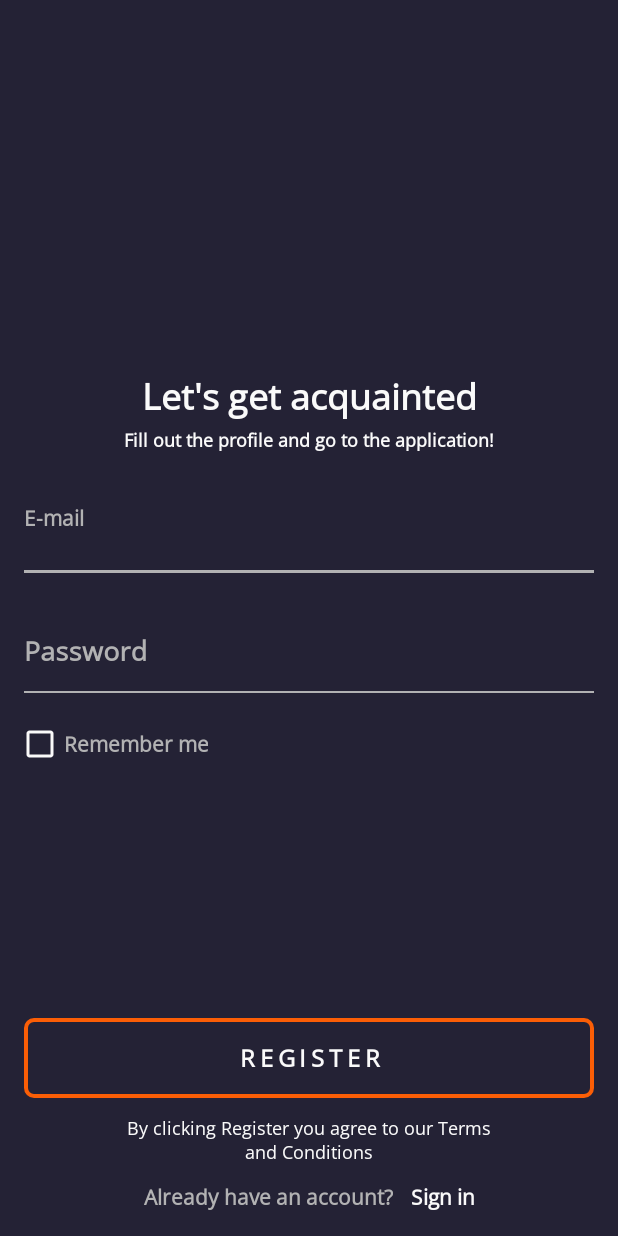
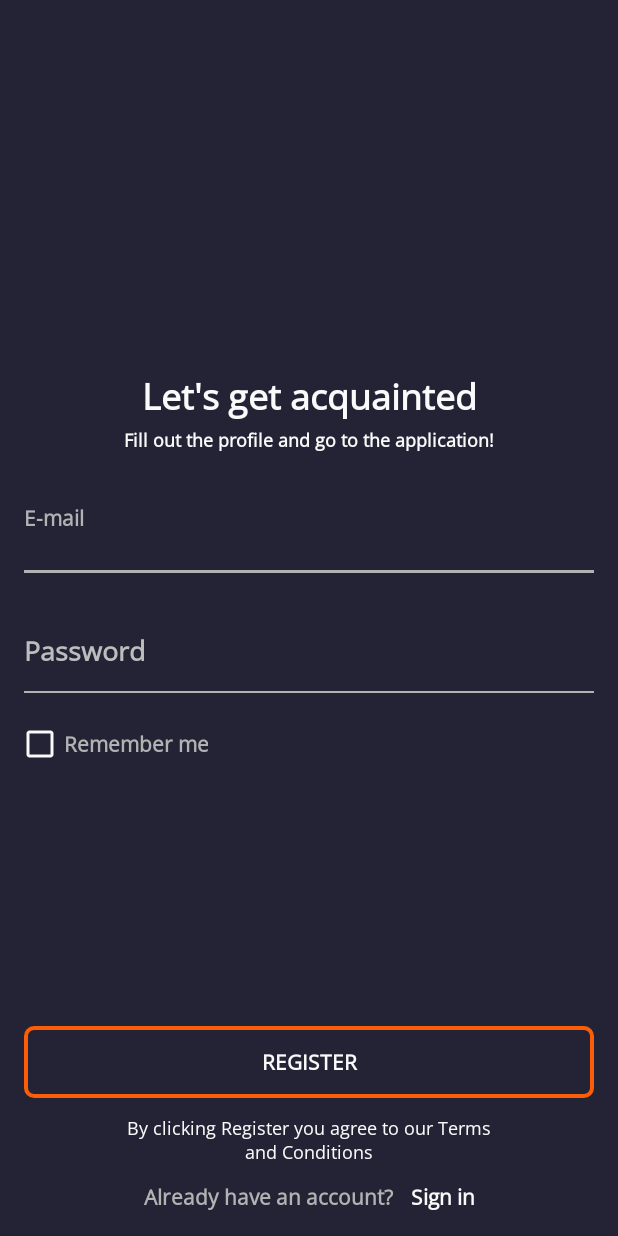
Before and after one commit to oprotsenko/MyProfile, an Android app: the screen it shows after launch (AuthActivity), on a phone screen of 412 x 824 dp. Run offline under Robolectric (Android 15) with nearby library versions, the phone set to English and light mode, and no system bars.

Commit message:
first review

```diff
--- a/app/src/main/java/com/protsolo/AuthActivity.kt
+++ b/app/src/main/java/com/protsolo/AuthActivity.kt
@@ -26,7 +26,7 @@ class AuthActivity : AppCompatActivity() {
 
     private fun setListeners() {
         binding.apply {
-            textInputLayoutEmail.editText?.doOnTextChanged { text, start, before, count ->
+            editTextEmailAddressField.doOnTextChanged { text, start, before, count ->
                 if (validMail(text)) {
                     textInputLayoutEmail.isErrorEnabled = false
                 } else {
@@ -40,8 +40,10 @@ class AuthActivity : AppCompatActivity() {
             }
             editTextPasswordField.doOnTextChanged { text, start, before, count ->
                 if (validPassword(text)) {
+                    textInputLayoutPassword.isErrorEnabled = false
                 } else {
-                    editTextPasswordField.error = "Use at last 8 symbols"
+                    textInputLayoutPassword.error = "Use at last 8 symbols"
+                    textInputLayoutPassword.isErrorEnabled = true
                 }
                 buttonRegister.isEnabled =
                     validMail(textInputLayoutEmail.editText!!.text) && validPassword(
--- a/app/src/main/res/layout/activity_auth.xml
+++ b/app/src/main/res/layout/activity_auth.xml
@@ -26,8 +26,6 @@
         <androidx.appcompat.widget.AppCompatTextView
             android:id="@+id/textViewTitle"
             style="@style/Text"
-            android:layout_width="wrap_content"
-            android:layout_height="wrap_content"
             android:text="@string/register_invitation"
             android:textSize="@dimen/h1"
             app:layout_constraintEnd_toEndOf="parent"
@@ -37,8 +35,6 @@
         <androidx.appcompat.widget.AppCompatTextView
             android:id="@+id/textViewFillOutDescription"
             style="@style/Text"
-            android:layout_width="wrap_content"
-            android:layout_height="wrap_content"
             android:layout_marginTop="4dp"
             android:layout_marginBottom="@dimen/between_elements_margin"
             android:text="@string/fill_out_description"
@@ -48,42 +44,17 @@
             app:layout_constraintTop_toBottomOf="@+id/textViewTitle" />
 
         <com.google.android.material.textfield.TextInputLayout
+            style="@style/TextInputLayout"
             android:id="@+id/textInputLayoutEmail"
-            android:layout_width="match_parent"
-            android:layout_height="wrap_content"
-            android:layout_marginTop="24dp"
-            android:layout_marginBottom="@dimen/between_elements_margin"
-            android:baselineAligned="false"
-            android:textAlignment="textStart"
-            android:textColorHint="@color/light_gray_text"
-            android:textSize="@dimen/h3"
-            app:boxBackgroundColor="@color/light_gray_text"
-            app:boxBackgroundMode="filled"
-            app:boxStrokeColor="@color/light_gray_text"
-            app:boxStrokeErrorColor="@color/light_gray_text"
-            app:boxStrokeWidth="1.5dp"
-            app:errorEnabled="false"
-            app:errorTextColor="@color/error_color"
-            app:hintAnimationEnabled="false"
-            app:hintTextAppearance="@style/TextAppearance.AppCompat.Small"
             app:layout_constraintEnd_toEndOf="parent"
             app:layout_constraintStart_toStartOf="parent"
             app:layout_constraintTop_toBottomOf="@+id/textViewFillOutDescription">
 
             <com.google.android.material.textfield.TextInputEditText
                 android:id="@+id/editTextEmailAddressField"
-                style="@style/Text"
-                android:layout_width="match_parent"
-                android:layout_height="match_parent"
-                android:background="@color/main_blue_color"
-                android:ems="10"
-                android:foregroundTint="@color/light_gray_text"
+                style="@style/EditTextField"
                 android:hint="@string/email"
                 android:inputType="textEmailAddress"
-                android:paddingStart="0dp"
-                android:textAlignment="textStart"
-                android:textColorHint="@color/light_gray_text"
-                android:textSize="@dimen/h2"
                 app:layout_constraintEnd_toEndOf="parent"
                 app:layout_constraintStart_toStartOf="parent"
                 app:layout_constraintTop_toTopOf="parent"
@@ -91,42 +62,17 @@
         </com.google.android.material.textfield.TextInputLayout>
 
         <com.google.android.material.textfield.TextInputLayout
+            style="@style/TextInputLayout"
             android:id="@+id/textInputLayoutPassword"
-            android:layout_width="match_parent"
-            android:layout_height="wrap_content"
-            android:layout_marginTop="24dp"
-            android:layout_marginBottom="@dimen/between_elements_margin"
-            android:baselineAligned="false"
-            android:textAlignment="textStart"
-            android:textColorHint="@color/light_gray_text"
-            android:textSize="@dimen/h3"
-            app:boxBackgroundColor="@color/light_gray_text"
-            app:boxBackgroundMode="filled"
-            app:boxStrokeColor="@color/light_gray_text"
-            app:boxStrokeErrorColor="@color/light_gray_text"
-            app:boxStrokeWidth="1.5dp"
-            app:errorEnabled="false"
-            app:errorTextColor="@color/error_color"
-            app:hintAnimationEnabled="false"
-            app:hintTextAppearance="@style/TextAppearance.AppCompat.Small"
             app:layout_constraintEnd_toEndOf="parent"
             app:layout_constraintStart_toStartOf="parent"
             app:layout_constraintTop_toBottomOf="@id/textInputLayoutEmail">
 
             <com.google.android.material.textfield.TextInputEditText
                 android:id="@+id/editTextPasswordField"
-                style="@style/Text"
-                android:layout_width="match_parent"
-                android:layout_height="match_parent"
-                android:background="@color/main_blue_color"
-                android:ems="10"
-                android:foregroundTint="@color/light_gray_text"
+                style="@style/EditTextField"
                 android:hint="@string/password"
                 android:inputType="textEmailAddress"
-                android:paddingStart="0dp"
-                android:textAlignment="textStart"
-                android:textColorHint="@color/light_gray_text"
-                android:textSize="@dimen/h2"
                 app:layout_constraintEnd_toEndOf="parent"
                 app:layout_constraintStart_toStartOf="parent"
                 app:layout_constraintTop_toTopOf="parent"
--- a/app/src/main/res/values/dimen.xml
+++ b/app/src/main/res/values/dimen.xml
@@ -12,5 +12,6 @@
     <dimen name="h2">18sp</dimen>
     <dimen name="h3">14sp</dimen>
     <dimen name="h4">12sp</dimen>
+    <dimen name="button_text_size">16sp</dimen>
     <dimen name="photo_diameter">113dp</dimen>
 </resources>
--- a/app/src/main/res/values/styles.xml
+++ b/app/src/main/res/values/styles.xml
@@ -1,7 +1,7 @@
 <?xml version="1.0" encoding="utf-8"?>
 <resources xmlns:tools="http://schemas.android.com/tools">
-
-    <style name="Text" parent="@style/TextAppearance.AppCompat">
+    <!--Style for white text-->
+    <style name="Text" parent="Widget.AppCompat.TextView">
         <item name="android:fontFamily">@font/open_sans</item>
         <item name="android:layout_centerHorizontal">true</item>
         <item name="android:layout_width">wrap_content</item>
@@ -10,29 +10,45 @@
         <item name="android:textColor">@color/white</item>
         <item name="android:textAlignment">center</item>
     </style>
-
+    <!--Style for light-gray text-->
     <style name="Text.LightGray">
         <item name="android:textColor">@color/light_gray_text</item>
     </style>
-
+    <!--Style for blue text-->
     <style name="Text.Blue">
         <item name="android:textColor">@color/main_blue_color</item>
         <item name="android:layout_marginBottom">@dimen/sides_margin</item>
     </style>
-
+    <!--Style for button-->
     <style name="MainButton" parent="@style/Widget.AppCompat.Button.Colored">
-        <item name="android:background">@drawable/orange_button</item>
-        <item name="android:layout_width">0dp</item>
+        <item name="android:layout_width">match_parent</item>
         <item name="android:layout_height">wrap_content</item>
         <item name="android:fontFamily">@font/open_sans</item>
+        <item name="android:textFontWeight" tools:targetApi="p">600</item>
+    </style>
+    <!--Style for orange button-->
+    <style name="MainButton.Orange">
+        <item name="android:background">@drawable/orange_button</item>
         <item name="android:textColor">@drawable/orange_button_text_color</item>
-        <item name="android:textSize">16sp</item>
+        <item name="android:textSize">@dimen/button_text_size</item>
         <item name="android:letterSpacing">0.2</item>
         <item name="android:paddingTop">@dimen/button_top_bottom_padding</item>
         <item name="android:paddingBottom">@dimen/button_top_bottom_padding</item>
-        <item name="android:textFontWeight" tools:targetApi="p">600</item>
     </style>
-
+    <!--Style for white button-->
+    <style name="MainButton.EditProfile">
+        <item name="android:background">@drawable/white_button</item>
+        <item name="android:textColor">@color/gray_text</item>
+        <item name="android:letterSpacing">0.01</item>
+        <item name="android:paddingTop">@dimen/between_text_margin</item>
+        <item name="android:paddingBottom">@dimen/between_text_margin</item>
+    </style>
+    <!--Style for blue button-->
+    <style name="MainButton.Blue">
+        <item name="android:background">@drawable/blue_button</item>
+        <item name="android:textColor">@color/white</item>
+    </style>
+    <!--Style for borderless button-->
     <style name="BorderlessButton" parent="TextAppearance.AppCompat.Widget.Button.Borderless.Colored">
         <item name="android:layout_width">wrap_content</item>
         <item name="android:layout_height">wrap_content</item>
@@ -43,30 +59,27 @@
         <item name="android:textColor">@color/white</item>
     </style>
 
-    <style name="MainButton.EditProfile">
-        <item name="android:background">@drawable/white_button</item>
-        <item name="android:textColor">@color/gray_text</item>
-        <item name="android:letterSpacing">0.01</item>
-        <item name="android:paddingTop">8dp</item>
-        <item name="android:paddingBottom">8dp</item>
+    <style name="TextInputLayout">
+        <item name="android:layout_width">match_parent</item>
+        <item name="android:layout_height">wrap_content</item>
+        <item name="android:layout_marginTop">@dimen/between_elements_margin</item>
+        <item name="android:textColorHint">@color/gray_line</item>
+        <item name="android:textSize">@dimen/h3</item>
+        <item name="boxStrokeColor">@color/light_gray_text</item>
+        <item name="boxStrokeErrorColor">@color/light_gray_text</item>
+        <item name="boxStrokeWidth">1.5dp</item>
+        <item name="errorTextColor">@color/error_color</item>
+        <item name="hintTextAppearance">@style/TextAppearance.AppCompat.Small</item>
+        <item name="android:ems">10</item>
     </style>
 
-    <style name="MainButton.Blue">
-        <item name="android:background">@drawable/blue_button</item>
-        <item name="colorButtonNormal">@color/main_blue_color</item>
-        <item name="colorControlHighlight">@color/main_blue_color</item>
-        <item name="android:textColor">@color/white</item>
-    </style>
-
-    <style name="EditTextField" parent="Widget.AppCompat.EditText">
-        <item name="android:layout_width">0dp</item>
-        <item name="android:layout_height">wrap_content</item>
-        <item name="android:backgroundTint">@color/gray_line</item>
-        <item name="android:textColor">@color/white</item>
-        <item name="android:layout_marginStart">-4dp</item>
-        <item name="android:layout_marginEnd">-8dp</item>
-        <item name="android:textSize">18sp</item>
-        <item name="android:ems">10</item>
+    <style name="EditTextField" parent="Text">
+        <item name="android:layout_width">match_parent</item>
+        <item name="android:layout_height">match_parent</item>
+        <item name="android:background">@color/main_blue_color</item>
+        <item name="android:paddingStart">@dimen/zero</item>
+        <item name="android:textSize">@dimen/h2</item>
+        <item name="android:textAlignment">textStart</item>
     </style>
 
     <style name="InnerLayout">
```
Also changed, not shown: app/src/main/res/drawable-anydpi/ic_add_profile_photo.xml (added, +25 -0 lines), app/src/main/res/drawable/ic_add_photo.xml (added, +19 -0 lines), app/src/main/res/layout/activity_main.xml (+9 -7 lines), app/src/main/res/drawable-hdpi/ic_add_profile_photo.png (added), app/src/main/res/drawable-mdpi/ic_add_profile_photo.png (added), app/src/main/res/drawable-xhdpi/ic_add_profile_photo.png (added), app/src/main/res/drawable-xxhdpi/ic_add_profile_photo.png (added), app/src/main/res/drawable/ic_facebook.xml (renamed from app/src/main/res/drawable/facebook_icon.xml), app/src/main/res/drawable/ic_linkedin.xml (renamed from app/src/main/res/drawable/linkedin_icon.xml), app/src/main/res/drawable/ic_vk.xml (renamed from app/src/main/res/drawable/vk_icon.xml).
